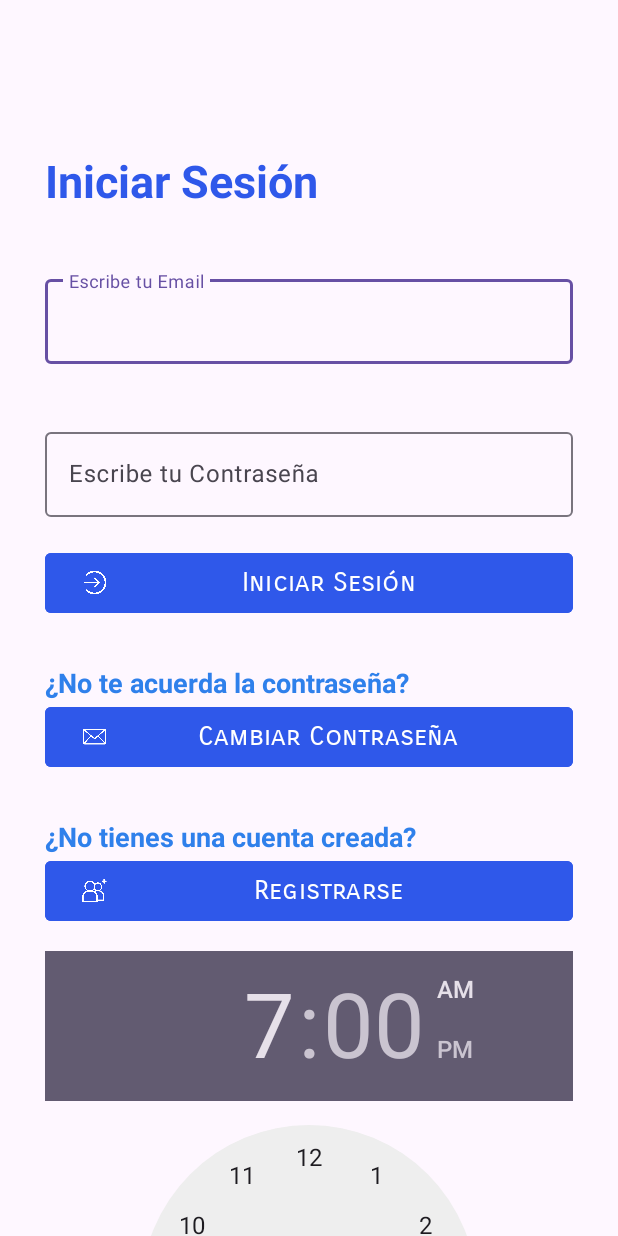
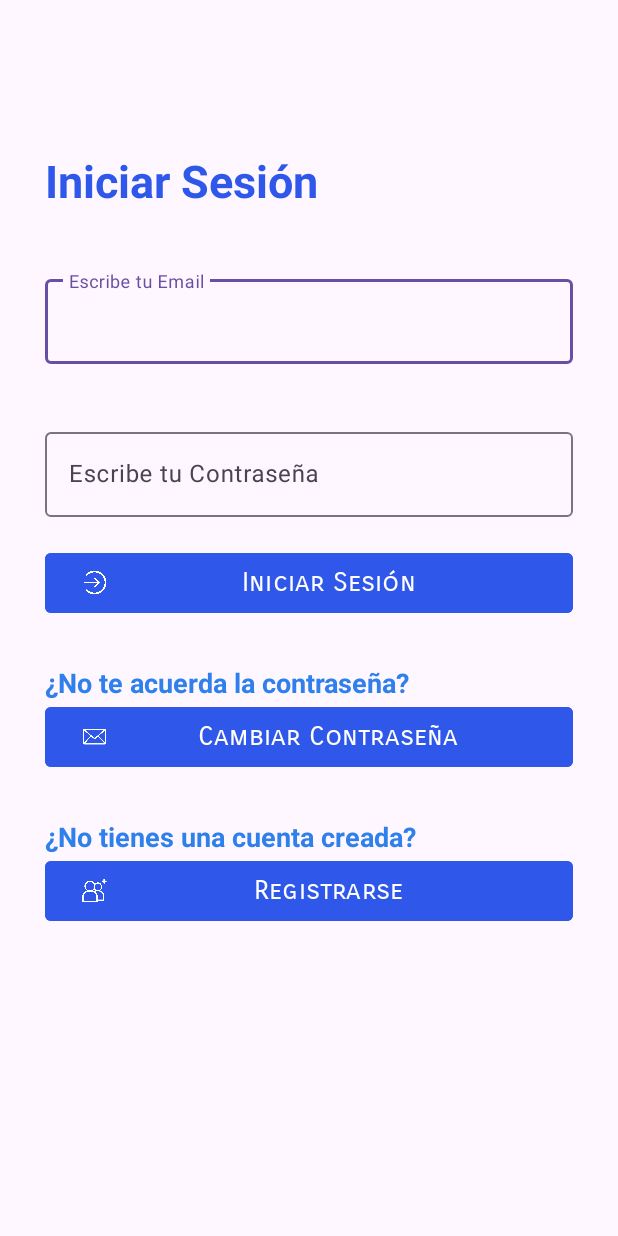
Before and after one commit to davidacha/pmdm, an Android app: the screen it shows after launch (MainActivity), on a phone screen of 412 x 824 dp. Run offline under Robolectric (Android 15) with nearby library versions, the phone set to English and light mode, and no system bars; our stand-ins replace Firebase (no records; nobody signed in at launch, a user with empty details on screens opened directly).

Commit message:
TimePicker Arreglado

```diff
--- a/app/src/main/res/layout/activity_main.xml
+++ b/app/src/main/res/layout/activity_main.xml
@@ -102,13 +102,6 @@
             app:icon="@drawable/register"
             android:textSize="18dp"/>
 
-        <TimePicker
-            android:id="@+id/timePicker"
-            android:layout_width="wrap_content"
-            android:layout_height="wrap_content"
-            android:layout_below="@id/datePicker"
-            android:layout_centerHorizontal="true"
-            android:layout_marginTop="16dp"/>
-             <!-- Por defecto, se establece como invisible -->
+
     </LinearLayout>
 </androidx.constraintlayout.widget.ConstraintLayout>
```
